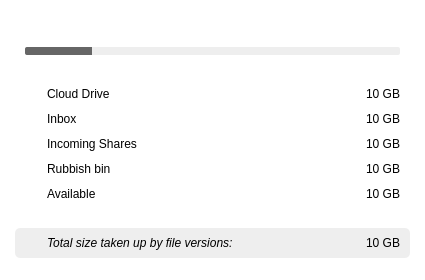
The window that src/MEGASync/gui/linux/AccountDetailsDialog.ui (meganz/MEGAsync) describes before a commit, drawn with Qt 5.
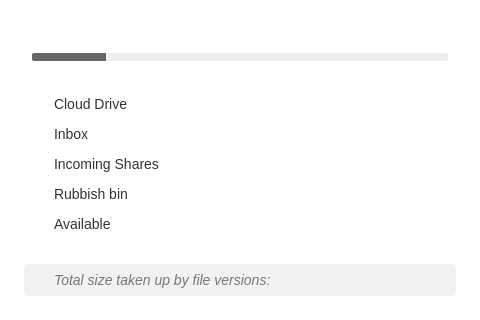
The same window after the commit. Icons and pictures are not drawn.

Commit message: Initial commit: Redesign account details dialog for all platforms

Diff of the .ui file:
```diff
--- a/src/MEGASync/gui/linux/AccountDetailsDialog.ui
+++ b/src/MEGASync/gui/linux/AccountDetailsDialog.ui
@@ -6,20 +6,20 @@
    <rect>
     <x>0</x>
     <y>0</y>
-    <width>425</width>
-    <height>280</height>
+    <width>480</width>
+    <height>320</height>
    </rect>
   </property>
   <property name="minimumSize">
    <size>
-    <width>425</width>
-    <height>280</height>
+    <width>480</width>
+    <height>320</height>
    </size>
   </property>
   <property name="maximumSize">
    <size>
-    <width>425</width>
-    <height>280</height>
+    <width>480</width>
+    <height>320</height>
    </size>
   </property>
   <property name="windowTitle">
@@ -31,6 +31,20 @@
 background-color: white;
 }
 
+#lCloudDrive, #lInbox, #lShares, #lRubbish, #lAvailable
+{
+color: #333333;	
+font-family: &quot;Source Sans Pro&quot;;
+font-size: 14px;	
+}
+
+#lUsedCloudDrive, #lUsedInbox, #lUsedShares, #lUsedRubbish, #lSpaceAvailable, #lUsedByVersions
+{
+color: #777777;	
+font-family: &quot;Source Sans Pro&quot;;
+font-size: 18px;	
+}
+
 #bCloudDrive, #bInbox, #bShares, #bRubbish, #bAvailable, #bVersions
 {
 	border: none;
@@ -77,25 +91,29 @@
 
 #wSizeVersions
 {
-background-color: #EEEEEE;
-border-radius: 5px;
-margin-left: 15px;
-margin-right: 15px;
+background-color: #F2F2F2;
+border-radius: 4px;
+margin-left: 24px;
+margin-right: 24px;
 }
 #lVersions
 {
+color: #777777;	
+font-family: &quot;Source Sans Pro&quot;;	
+font-size: 14px;
 font-style: italic;
-}</string>
+}
+</string>
   </property>
   <layout class="QVBoxLayout" name="verticalLayout_2">
    <property name="spacing">
-    <number>3</number>
+    <number>4</number>
    </property>
    <property name="leftMargin">
     <number>0</number>
    </property>
    <property name="topMargin">
-    <number>0</number>
+    <number>3</number>
    </property>
    <property name="rightMargin">
     <number>0</number>
@@ -128,16 +146,16 @@
      </property>
      <layout class="QVBoxLayout" name="verticalLayout_3">
       <property name="spacing">
-       <number>2</number>
+       <number>3</number>
       </property>
       <property name="leftMargin">
-       <number>25</number>
+       <number>32</number>
       </property>
       <property name="topMargin">
        <number>0</number>
       </property>
       <property name="rightMargin">
-       <number>25</number>
+       <number>32</number>
       </property>
       <property name="bottomMargin">
        <number>0</number>
@@ -152,13 +170,13 @@
         </property>
         <property name="minimumSize">
          <size>
-          <width>375</width>
+          <width>416</width>
           <height>20</height>
          </size>
         </property>
         <property name="maximumSize">
          <size>
-          <width>375</width>
+          <width>416</width>
           <height>20</height>
          </size>
         </property>
@@ -259,13 +277,13 @@
         </property>
         <property name="minimumSize">
          <size>
-          <width>375</width>
+          <width>416</width>
           <height>8</height>
          </size>
         </property>
         <property name="maximumSize">
          <size>
-          <width>375</width>
+          <width>416</width>
           <height>8</height>
          </size>
         </property>
@@ -291,13 +309,13 @@
      <property name="minimumSize">
       <size>
        <width>0</width>
-       <height>125</height>
+       <height>150</height>
       </size>
      </property>
      <property name="maximumSize">
       <size>
        <width>16777215</width>
-       <height>125</height>
+       <height>150</height>
       </size>
      </property>
      <layout class="QVBoxLayout" name="verticalLayout">
@@ -305,13 +323,13 @@
        <number>0</number>
       </property>
       <property name="leftMargin">
-       <number>25</number>
+       <number>32</number>
       </property>
       <property name="topMargin">
        <number>0</number>
       </property>
       <property name="rightMargin">
-       <number>25</number>
+       <number>32</number>
       </property>
       <property name="bottomMargin">
        <number>0</number>
@@ -320,14 +338,14 @@
        <widget class="QWidget" name="wCloudDrive" native="true">
         <property name="minimumSize">
          <size>
-          <width>0</width>
-          <height>25</height>
+          <width>416</width>
+          <height>30</height>
          </size>
         </property>
         <property name="maximumSize">
          <size>
-          <width>16777215</width>
-          <height>25</height>
+          <width>416</width>
+          <height>30</height>
          </size>
         </property>
         <layout class="QHBoxLayout" name="horizontalLayout">
@@ -393,7 +411,7 @@
          <item>
           <widget class="QLabel" name="lUsedCloudDrive">
            <property name="text">
-            <string notr="true">10 GB</string>
+            <string notr="true"/>
            </property>
           </widget>
          </item>
@@ -404,14 +422,14 @@
        <widget class="QWidget" name="wCloudDrive_2" native="true">
         <property name="minimumSize">
          <size>
-          <width>0</width>
-          <height>25</height>
+          <width>416</width>
+          <height>30</height>
          </size>
         </property>
         <property name="maximumSize">
          <size>
-          <width>16777215</width>
-          <height>25</height>
+          <width>416</width>
+          <height>30</height>
          </size>
         </property>
         <layout class="QHBoxLayout" name="horizontalLayout_2">
@@ -477,7 +495,7 @@
          <item>
           <widget class="QLabel" name="lUsedInbox">
            <property name="text">
-            <string notr="true">10 GB</string>
+            <string notr="true"/>
            </property>
           </widget>
          </item>
@@ -488,14 +506,14 @@
        <widget class="QWidget" name="wCloudDrive_4" native="true">
         <property name="minimumSize">
          <size>
-          <width>0</width>
-          <height>25</height>
+          <width>416</width>
+          <height>30</height>
          </size>
         </property>
         <property name="maximumSize">
          <size>
-          <width>16777215</width>
-          <height>25</height>
+          <width>416</width>
+          <height>30</height>
          </size>
         </property>
         <layout class="QHBoxLayout" name="horizontalLayout_5">
@@ -561,7 +579,7 @@
          <item>
           <widget class="QLabel" name="lUsedShares">
            <property name="text">
-            <string notr="true">10 GB</string>
+            <string notr="true"/>
            </property>
           </widget>
          </item>
@@ -572,14 +590,14 @@
        <widget class="QWidget" name="wCloudDrive_6" native="true">
         <property name="minimumSize">
          <size>
-          <width>0</width>
-          <height>25</height>
+          <width>416</width>
+          <height>30</height>
          </size>
         </property>
         <property name="maximumSize">
          <size>
-          <width>16777215</width>
-          <height>25</height>
+          <width>416</width>
+          <height>30</height>
          </size>
         </property>
         <layout class="QHBoxLayout" name="horizontalLayout_7">
@@ -645,7 +663,7 @@
          <item>
           <widget class="QLabel" name="lUsedRubbish">
            <property name="text">
-            <string notr="true">10 GB</string>
+            <string notr="true"/>
            </property>
           </widget>
          </item>
@@ -656,14 +674,14 @@
        <widget class="QWidget" name="wCloudDrive_3" native="true">
         <property name="minimumSize">
          <size>
-          <width>0</width>
-          <height>25</height>
+          <width>416</width>
+          <height>30</height>
          </size>
         </property>
         <property name="maximumSize">
          <size>
-          <width>16777215</width>
-          <height>25</height>
+          <width>416</width>
+          <height>30</height>
          </size>
         </property>
         <layout class="QHBoxLayout" name="horizontalLayout_3">
@@ -707,7 +725,7 @@
           </widget>
          </item>
          <item>
-          <widget class="QLabel" name="lAvailable_2">
+          <widget class="QLabel" name="lAvailable">
            <property name="text">
             <string>Available</string>
            </property>
@@ -727,9 +745,9 @@
           </spacer>
          </item>
          <item>
-          <widget class="QLabel" name="lAvailable">
+          <widget class="QLabel" name="lSpaceAvailable">
            <property name="text">
-            <string notr="true">10 GB</string>
+            <string notr="true"/>
            </property>
           </widget>
          </item>
@@ -744,13 +762,13 @@
      <property name="minimumSize">
       <size>
        <width>0</width>
-       <height>30</height>
+       <height>32</height>
       </size>
      </property>
      <property name="maximumSize">
       <size>
        <width>16777215</width>
-       <height>30</height>
+       <height>32</height>
       </size>
      </property>
      <property name="styleSheet">
@@ -761,13 +779,13 @@
        <number>6</number>
       </property>
       <property name="leftMargin">
-       <number>25</number>
+       <number>32</number>
       </property>
       <property name="topMargin">
        <number>0</number>
       </property>
       <property name="rightMargin">
-       <number>25</number>
+       <number>32</number>
       </property>
       <property name="bottomMargin">
        <number>0</number>
@@ -819,7 +837,7 @@
       <item>
        <widget class="QLabel" name="lUsedByVersions">
         <property name="text">
-         <string notr="true">10 GB</string>
+         <string notr="true"/>
         </property>
         <property name="alignment">
          <set>Qt::AlignLeading|Qt::AlignLeft|Qt::AlignVCenter</set>
```
Left out of the diff: 12 changed lines with no effect on the pictures. The commit also changes 10 other files.
